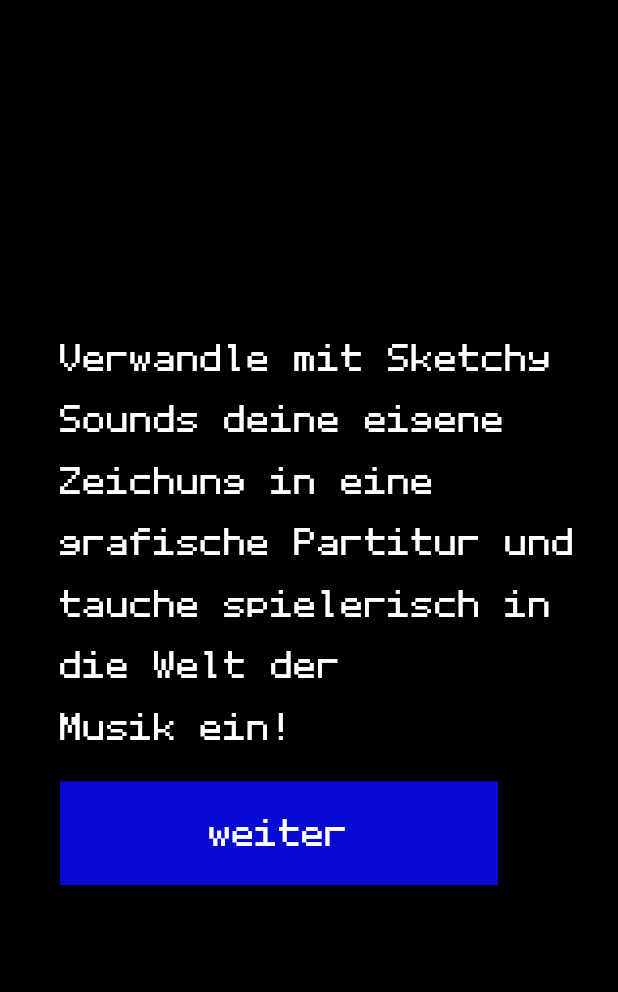
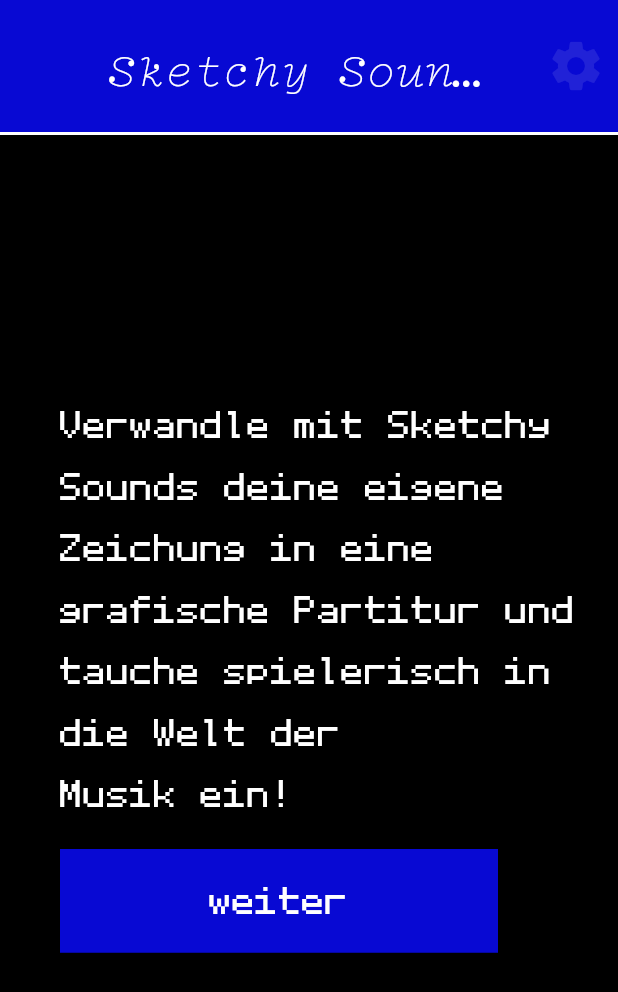
Before and after one commit to disC-SketchySounds/flutter_app, a Flutter app: the screen it shows after launch, after a tap on "weiter", on a phone screen of 412 x 824 dp. Shown: the top 992 px of the screen. Run offline on Flutter 3.47's test engine with Material 3 defaults, Android fonts, the phone set to English and light mode, and no system bars; our stand-ins replace audioplayers, shared_preferences; network calls fail.

Commit message:
UI improvements.

```diff
--- a/lib/resources/blue_button.dart
+++ b/lib/resources/blue_button.dart
@@ -33,7 +33,7 @@ class BlueButton extends StatelessWidget {
           // Text color
           shape: RoundedRectangleBorder(
             borderRadius: BorderRadius.circular(0.0),
-            side: BorderSide(color: backgroundColor != AppColors.black ? backgroundColor : foregroundColor),
+            side: BorderSide(color: backgroundColor != AppColors.black ? backgroundColor : foregroundColor, width: 2.0),
           ),
         ),
         child: Text(
--- a/lib/views/analysis_view.dart
+++ b/lib/views/analysis_view.dart
@@ -57,7 +57,7 @@ class _AnalysisViewState extends State<AnalysisView> {
             child: Column(
               children: [
                 const Padding(
-                  padding: EdgeInsets.only(left: 16, top: 32, right: 16, bottom: 32),
+                  padding: EdgeInsets.only(left: 0, top: 32, right: 70, bottom: 32),
                   child: Text(
                     'DEINE PARTITUR',
                     style: TextStyle(
--- a/lib/views/drawing_view.dart
+++ b/lib/views/drawing_view.dart
@@ -196,20 +196,6 @@ class _DrawingViewState extends State<DrawingView> {
                 children: [
                   TimerView(countdown: countdown, action: _processImage),
                   const Spacer(),
-                  const Padding(
-                    padding: EdgeInsets.only(left: 40),
-                    child: Align(
-                      alignment: Alignment.bottomLeft,
-                      child: Text(
-                        'Strichstärke',
-                        style: TextStyle(
-                          fontFamily: 'MozartNbp',
-                          fontSize: 32,
-                          height: 0.5,
-                        ),
-                      ),
-                    ),
-                  ),
                   SizedBox(
                       width: screenSize.width * 0.325,
                       height: screenSize.width * 0.35,
@@ -251,7 +237,7 @@ class _DrawingViewState extends State<DrawingView> {
                             onPressed: () {
                               _processImage();
                             },
-                            text: 'Partitur\ngenerieren',
+                            text: 'generieren',
                           ),
                         ]),
                       ])),
--- a/lib/views/explainer_view.dart
+++ b/lib/views/explainer_view.dart
@@ -11,6 +11,58 @@ class ExplainerView extends StatelessWidget {
   Widget build(BuildContext context) {
     return Scaffold(
       backgroundColor: AppColors.black,
+      appBar: AppBar(
+        backgroundColor: AppColors.blue,
+        bottom: PreferredSize(
+            preferredSize: const Size.fromHeight(2.0),
+            child: Container(
+              color: AppColors.white,
+              height: 2.0,
+            )
+        ),
+        title: const Align(
+          alignment: Alignment.centerLeft,
+          child: Text(
+            'Sketchy Sounds',
+            style: TextStyle(
+              fontFamily: 'Compagnon',
+              fontSize: 32,
+            ),
+          ),
+        ),
+        toolbarTextStyle: Theme.of(context)
+            .textTheme
+            .apply(
+          bodyColor: AppColors.white,
+          displayColor: AppColors.white,
+        )
+            .bodyMedium,
+        titleTextStyle: Theme.of(context)
+            .textTheme
+            .apply(
+          bodyColor: AppColors.white,
+          displayColor: AppColors.white,
+        )
+            .titleLarge,
+        toolbarHeight: 88,
+        // There's probably a better way to remove the back button TODO: Fix if spare time
+        leading: IconButton(
+          icon:
+          const Icon(Icons.arrow_back_ios_new, color: Colors.transparent),
+          onPressed: () {},
+        ),
+        actions: [
+          IconButton(
+              onPressed: () {
+                Navigator.pushNamed(context, '/api_menu');
+              },
+              icon: Icon(
+                Icons.settings,
+                size: 40,
+                color: AppColors.white.withOpacity(0.1),
+              ))
+        ],
+      ),
       body: Stack(
         children: [
           Padding(
--- a/lib/views/home_view.dart
+++ b/lib/views/home_view.dart
@@ -53,6 +53,13 @@ class _HomeViewState extends State<HomeView> {
         backgroundColor: AppColors.black,
         appBar: AppBar(
           backgroundColor: _selectedIndex == 1 ? AppColors.black : AppColors.blue,
+          bottom: PreferredSize(
+              preferredSize: const Size.fromHeight(2.0),
+              child: Container(
+                color: _selectedIndex == 1 ? AppColors.black : AppColors.white,
+                height: 2.0,
+              )
+          ),
           title: const Align(
             alignment: Alignment.centerLeft,
             child: Text(
--- a/lib/views/intro_view.dart
+++ b/lib/views/intro_view.dart
@@ -10,6 +10,58 @@ class IntroView extends StatelessWidget {
   Widget build(BuildContext context) {
     return Scaffold(
       backgroundColor: AppColors.black,
+      appBar: AppBar(
+        backgroundColor: AppColors.blue,
+        bottom: PreferredSize(
+            preferredSize: const Size.fromHeight(2.0),
+            child: Container(
+              color: AppColors.white,
+              height: 2.0,
+            )
+        ),
+        title: const Align(
+          alignment: Alignment.centerLeft,
+          child: Text(
+            'Sketchy Sounds',
+            style: TextStyle(
+              fontFamily: 'Compagnon',
+              fontSize: 32,
+            ),
+          ),
+        ),
+        toolbarTextStyle: Theme.of(context)
+            .textTheme
+            .apply(
+          bodyColor: AppColors.white,
+          displayColor: AppColors.white,
+        )
+            .bodyMedium,
+        titleTextStyle: Theme.of(context)
+            .textTheme
+            .apply(
+          bodyColor: AppColors.white,
+          displayColor: AppColors.white,
+        )
+            .titleLarge,
+        toolbarHeight: 88,
+        // There's probably a better way to remove the back button TODO: Fix if spare time
+        leading: IconButton(
+          icon:
+          const Icon(Icons.arrow_back_ios_new, color: Colors.transparent),
+          onPressed: () {},
+        ),
+        actions: [
+          IconButton(
+              onPressed: () {
+                Navigator.pushNamed(context, '/api_menu');
+              },
+              icon: Icon(
+                Icons.settings,
+                size: 40,
+                color: AppColors.white.withOpacity(0.1),
+              ))
+        ],
+      ),
       body: Stack(
         children: [
           Padding(
--- a/lib/views/score_view.dart
+++ b/lib/views/score_view.dart
@@ -21,7 +21,7 @@ class ScoreView extends StatelessWidget {
               Padding(
                 padding: EdgeInsets.all(35),
                 child: Text(
-                  'DEINE PARTITUR',
+                  'Deine Partitur',
                   style: TextStyle(
                     fontFamily: 'TWKLausanne',
                     fontSize: 40,
--- a/lib/views/timer_view.dart
+++ b/lib/views/timer_view.dart
@@ -35,14 +35,14 @@ class _TimerViewState extends State<TimerView> {
                 'verbleibende Zeit',
                 style: TextStyle(
                   fontFamily: 'MozartNbp',
-                  fontSize: 32,
+                  fontSize: 41,
 
                 ),
               ),
               Text('${countdown}s',
                   style: const TextStyle(
                     fontFamily: 'MozartNbp',
-                    fontSize: 32,
+                    fontSize: 41,
                   )),
             ])));
   }
```
